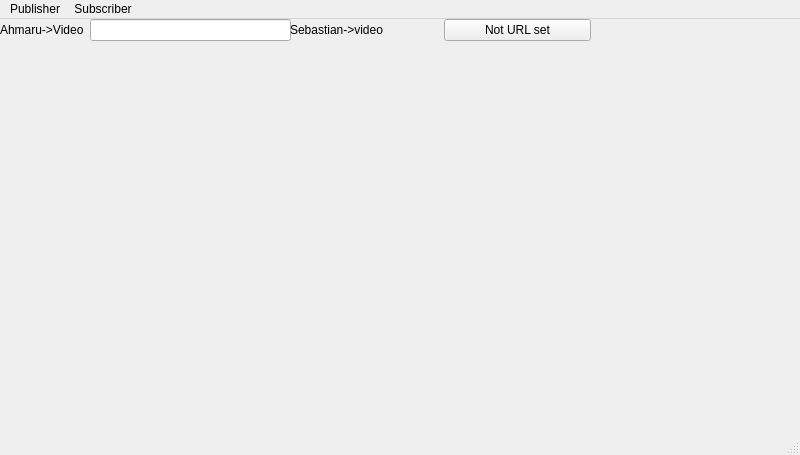
Qt form Tarea_3_POO_V2/mainwindow.ui (sebadaba/2025-1_elo329_grupo-11_tarea-3) before a commit.
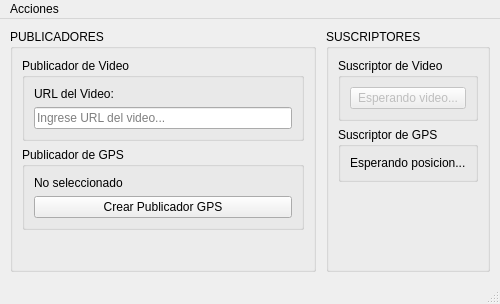
The same form after that commit.

The edit to the form file:
```diff
--- a/Tarea_3_POO_V2/mainwindow.ui
+++ b/Tarea_3_POO_V2/mainwindow.ui
@@ -6,141 +6,174 @@
    <rect>
     <x>0</x>
     <y>0</y>
-    <width>800</width>
-    <height>455</height>
+    <width>500</width>
+    <height>304</height>
    </rect>
   </property>
   <property name="windowTitle">
    <string>Publisher-Subscriber Simulator</string>
   </property>
   <widget class="QWidget" name="centralwidget">
-   <widget class="QWidget" name="verticalLayoutWidget">
-    <property name="geometry">
-     <rect>
-      <x>0</x>
-      <y>0</y>
-      <width>291</width>
-      <height>411</height>
-     </rect>
+   <layout class="QHBoxLayout" name="mainLayout">
+    <property name="spacing">
+     <number>10</number>
     </property>
-    <layout class="QVBoxLayout" name="LayoutPublisher">
-     <item>
-      <layout class="QHBoxLayout" name="horizontalLayout">
+    <property name="leftMargin">
+     <number>10</number>
+    </property>
+    <property name="topMargin">
+     <number>10</number>
+    </property>
+    <property name="rightMargin">
+     <number>10</number>
+    </property>
+    <property name="bottomMargin">
+     <number>10</number>
+    </property>
+    <item>
+     <widget class="QGroupBox" name="publishersGroup">
+      <property name="title">
+       <string>PUBLICADORES</string>
+      </property>
+      <layout class="QVBoxLayout" name="publishersLayout">
        <item>
-        <layout class="QHBoxLayout" name="horizontalLayout_2">
-         <item>
-          <widget class="QLabel" name="label">
-           <property name="text">
-            <string>Ahmaru-&gt;Video</string>
-           </property>
-          </widget>
-         </item>
-         <item>
-          <widget class="QLineEdit" name="campoURL"/>
-         </item>
-        </layout>
+        <widget class="QGroupBox" name="videoPublisherGroup">
+         <property name="title">
+          <string>Publicador de Video</string>
+         </property>
+         <layout class="QVBoxLayout" name="videoLayout">
+          <item>
+           <widget class="QLabel" name="videoUrlLabel">
+            <property name="text">
+             <string>URL del Video:</string>
+            </property>
+           </widget>
+          </item>
+          <item>
+           <widget class="QLineEdit" name="campoURL">
+            <property name="placeholderText">
+             <string>Ingrese URL del video...</string>
+            </property>
+           </widget>
+          </item>
+         </layout>
+        </widget>
        </item>
+       <item>
+        <widget class="QGroupBox" name="gpsPublisherGroup">
+         <property name="title">
+          <string>Publicador de GPS</string>
+         </property>
+         <layout class="QVBoxLayout" name="gpsLayout">
+          <item>
+           <widget class="QLabel" name="gpsFileLabel">
+            <property name="text">
+             <string>No seleccionado</string>
+            </property>
+           </widget>
+          </item>
+          <item>
+           <widget class="QPushButton" name="createGpsBtn">
+            <property name="text">
+             <string>Crear Publicador GPS</string>
+            </property>
+           </widget>
+          </item>
+         </layout>
+        </widget>
+       </item>
+       <item>
+        <spacer name="publishersVerticalSpacer">
+         <property name="orientation">
+          <enum>Qt::Vertical</enum>
+         </property>
+         <property name="sizeHint" stdset="0">
+          <size>
+           <width>20</width>
+           <height>40</height>
+          </size>
+         </property>
+        </spacer>
+       </item>
       </layout>
-     </item>
-     <item>
-      <spacer name="verticalSpacer">
-       <property name="orientation">
-        <enum>Qt::Vertical</enum>
-       </property>
-       <property name="sizeHint" stdset="0">
-        <size>
-         <width>20</width>
-         <height>40</height>
-        </size>
-       </property>
-      </spacer>
-     </item>
-    </layout>
-   </widget>
-   <widget class="QWidget" name="verticalLayoutWidget_2">
-    <property name="geometry">
-     <rect>
-      <x>290</x>
-      <y>0</y>
-      <width>501</width>
-      <height>411</height>
-     </rect>
-    </property>
-    <layout class="QVBoxLayout" name="LayoutSusbcriber">
-     <item>
-      <layout class="QHBoxLayout" name="horizontalLayout_3">
+     </widget>
+    </item>
+    <item>
+     <widget class="QGroupBox" name="subscribersGroup">
+      <property name="title">
+       <string>SUSCRIPTORES</string>
+      </property>
+      <layout class="QVBoxLayout" name="subscribersLayout">
        <item>
-        <widget class="QLabel" name="label_2">
-         <property name="text">
-          <string>Sebastian-&gt;video</string>
+        <widget class="QGroupBox" name="videoSubscriberGroup">
+         <property name="title">
+          <string>Suscriptor de Video</string>
          </property>
+         <layout class="QVBoxLayout" name="videoSubLayout">
+          <item>
+           <widget class="QPushButton" name="UrlBoton">
+            <property name="enabled">
+             <bool>false</bool>
+            </property>
+            <property name="text">
+             <string>Esperando video...</string>
+            </property>
+           </widget>
+          </item>
+         </layout>
         </widget>
        </item>
        <item>
-        <widget class="QPushButton" name="UrlBoton">
-         <property name="text">
-          <string>Not URL set</string>
+        <widget class="QGroupBox" name="gpsSubscriberGroup">
+         <property name="title">
+          <string>Suscriptor de GPS</string>
          </property>
+         <layout class="QVBoxLayout" name="gpsSubLayout">
+          <item>
+           <widget class="QLabel" name="currentPositionLabel">
+            <property name="text">
+             <string>Esperando posicion...</string>
+            </property>
+           </widget>
+          </item>
+         </layout>
         </widget>
        </item>
        <item>
-        <spacer name="horizontalSpacer">
+        <spacer name="subscribersVerticalSpacer">
          <property name="orientation">
-          <enum>Qt::Horizontal</enum>
+          <enum>Qt::Vertical</enum>
          </property>
-         <property name="sizeType">
-          <enum>QSizePolicy::Fixed</enum>
-         </property>
          <property name="sizeHint" stdset="0">
           <size>
-           <width>200</width>
-           <height>20</height>
+           <width>20</width>
+           <height>40</height>
           </size>
          </property>
         </spacer>
        </item>
       </layout>
-     </item>
-     <item>
-      <spacer name="verticalSpacer_2">
-       <property name="orientation">
-        <enum>Qt::Vertical</enum>
-       </property>
-       <property name="sizeHint" stdset="0">
-        <size>
-         <width>20</width>
-         <height>40</height>
-        </size>
-       </property>
-      </spacer>
-     </item>
-    </layout>
-   </widget>
+     </widget>
+    </item>
+   </layout>
   </widget>
   <widget class="QMenuBar" name="menubar">
    <property name="geometry">
     <rect>
      <x>0</x>
      <y>0</y>
-     <width>800</width>
-     <height>23</height>
+     <width>500</width>
+     <height>22</height>
     </rect>
    </property>
-   <widget class="QMenu" name="menuPublisher">
+   <widget class="QMenu" name="menuAcciones">
     <property name="title">
-     <string>Publisher</string>
+     <string>Acciones</string>
     </property>
     <addaction name="actionVideo_Publisher"/>
-    <addaction name="actionGPS"/>
-   </widget>
-   <widget class="QMenu" name="menuSubscriber">
-    <property name="title">
-     <string>Subscriber</string>
-    </property>
     <addaction name="actionVideo_Subscriber"/>
    </widget>
-   <addaction name="menuPublisher"/>
-   <addaction name="menuSubscriber"/>
+   <addaction name="menuAcciones"/>
   </widget>
   <widget class="QStatusBar" name="statusbar"/>
   <action name="actionVideo_Publisher">
```
Left out of the diff: 113 changed lines with no effect on the pictures.
